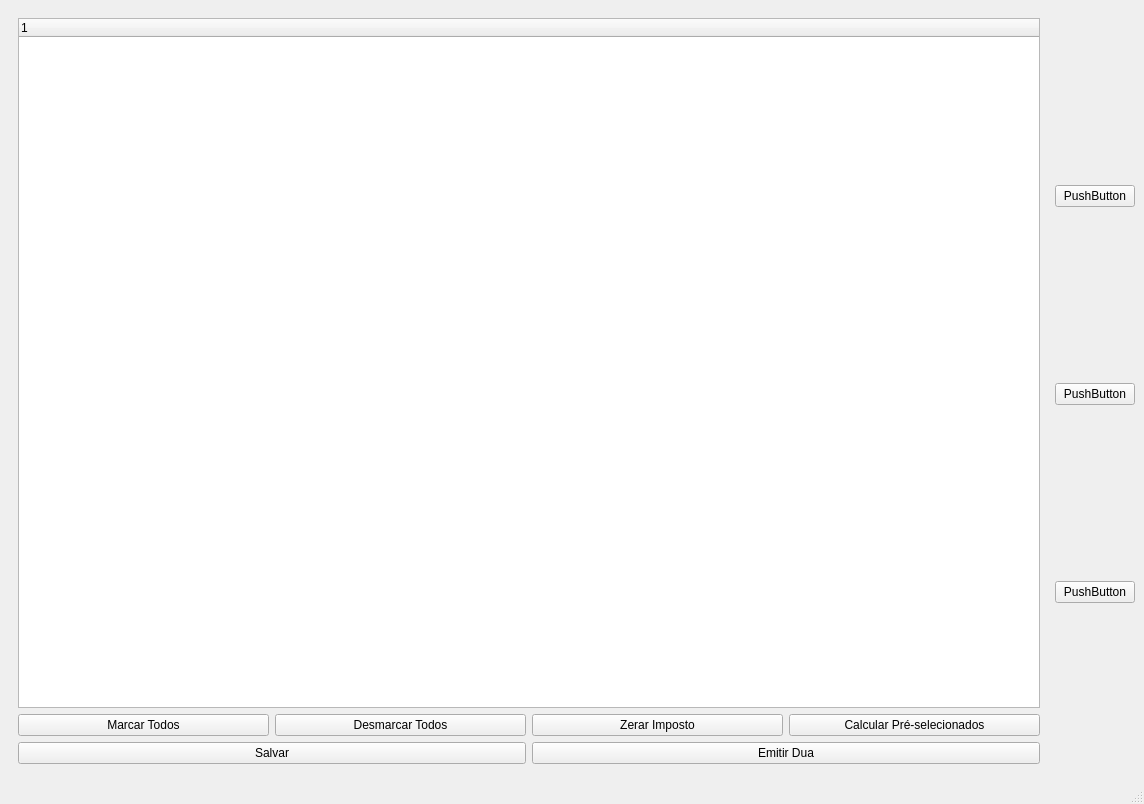
Above: untitled.ui from z9sb/DIFAL_ES before the change. Below: the same form after it.
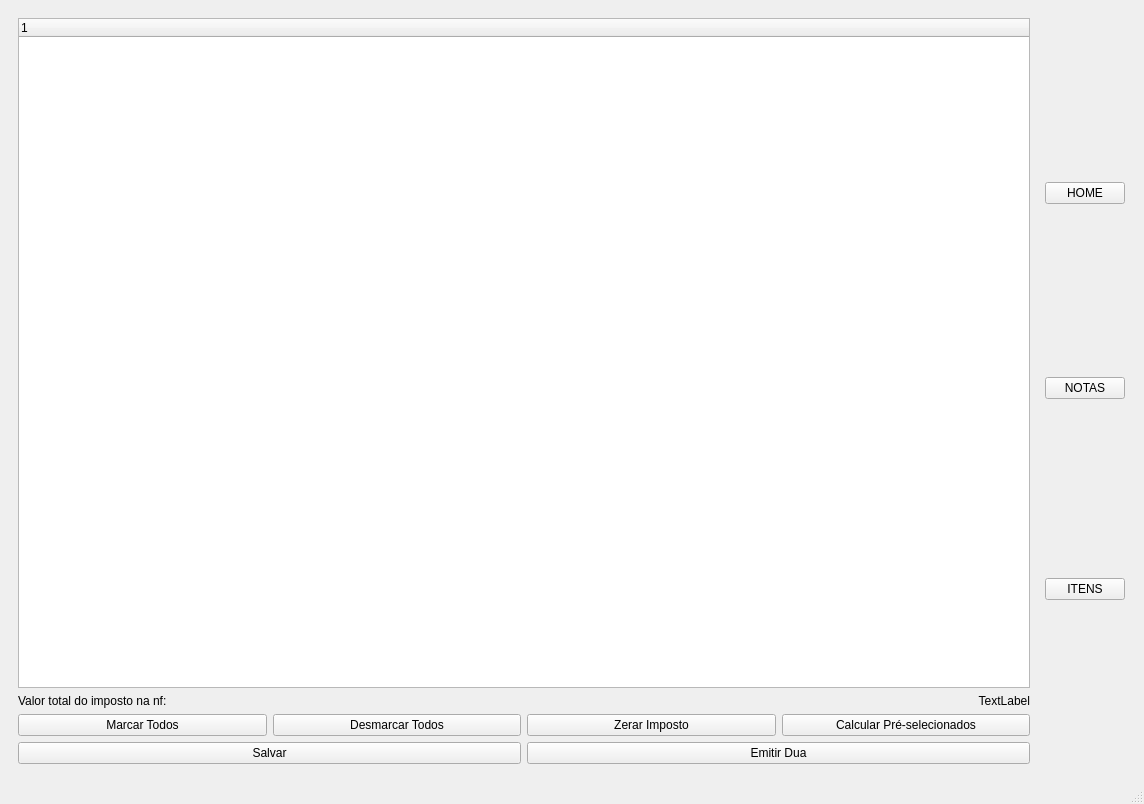
That is the form after the change.

Commit message: add 'Valor imposto'

Diff of the .ui file:
```diff
--- a/untitled.ui
+++ b/untitled.ui
@@ -15,48 +15,15 @@
   </property>
   <widget class="QWidget" name="centralwidget">
    <layout class="QGridLayout" name="gridLayout">
-    <item row="1" column="1">
-     <widget class="QPushButton" name="pushButton">
+    <item row="3" column="1">
+     <widget class="QPushButton" name="btn_notas">
       <property name="text">
-       <string>PushButton</string>
+       <string>NOTAS</string>
       </property>
      </widget>
     </item>
-    <item row="0" column="1">
-     <spacer name="verticalSpacer">
-      <property name="orientation">
-       <enum>Qt::Vertical</enum>
-      </property>
-      <property name="sizeHint" stdset="0">
-       <size>
-        <width>20</width>
-        <height>40</height>
-       </size>
-      </property>
-     </spacer>
-    </item>
-    <item row="4" column="1">
-     <spacer name="verticalSpacer_2">
-      <property name="orientation">
-       <enum>Qt::Vertical</enum>
-      </property>
-      <property name="sizeHint" stdset="0">
-       <size>
-        <width>20</width>
-        <height>40</height>
-       </size>
-      </property>
-     </spacer>
-    </item>
-    <item row="5" column="1">
-     <widget class="QPushButton" name="pushButton_2">
-      <property name="text">
-       <string>PushButton</string>
-      </property>
-     </widget>
-    </item>
-    <item row="6" column="1">
-     <spacer name="verticalSpacer_3">
+    <item row="2" column="1">
+     <spacer name="verticalSpacer_4">
       <property name="orientation">
        <enum>Qt::Vertical</enum>
       </property>
@@ -226,34 +193,6 @@
       </widget>
       <widget class="QWidget" name="table_itens">
        <layout class="QGridLayout" name="gridLayout_5">
-        <item row="1" column="0">
-         <widget class="QPushButton" name="pushButton_6">
-          <property name="text">
-           <string>Marcar Todos</string>
-          </property>
-         </widget>
-        </item>
-        <item row="2" column="0" colspan="2">
-         <widget class="QPushButton" name="pushButton_4">
-          <property name="text">
-           <string>Salvar</string>
-          </property>
-         </widget>
-        </item>
-        <item row="1" column="1">
-         <widget class="QPushButton" name="pushButton_7">
-          <property name="text">
-           <string>Desmarcar Todos</string>
-          </property>
-         </widget>
-        </item>
-        <item row="1" column="2">
-         <widget class="QPushButton" name="pushButton_8">
-          <property name="text">
-           <string>Zerar Imposto</string>
-          </property>
-         </widget>
-        </item>
         <item row="0" column="0" colspan="4">
          <widget class="QTreeWidget" name="itens">
           <attribute name="headerCascadingSectionResizes">
@@ -266,33 +205,78 @@
           </column>
          </widget>
         </item>
-        <item row="2" column="2" colspan="2">
-         <widget class="QPushButton" name="pushButton_5">
+        <item row="3" column="2" colspan="2">
+         <widget class="QPushButton" name="btn_itens_dua">
           <property name="text">
            <string>Emitir Dua</string>
           </property>
          </widget>
         </item>
-        <item row="1" column="3">
-         <widget class="QPushButton" name="pushButton_9">
+        <item row="2" column="3">
+         <widget class="QPushButton" name="btn_itens_cps">
           <property name="text">
            <string>Calcular Pré-selecionados</string>
           </property>
          </widget>
         </item>
+        <item row="2" column="0">
+         <widget class="QPushButton" name="btn_itens_mt">
+          <property name="text">
+           <string>Marcar Todos</string>
+          </property>
+         </widget>
+        </item>
+        <item row="2" column="2">
+         <widget class="QPushButton" name="btn_itens_zt">
+          <property name="text">
+           <string>Zerar Imposto</string>
+          </property>
+         </widget>
+        </item>
+        <item row="2" column="1">
+         <widget class="QPushButton" name="btn_itens_dt">
+          <property name="text">
+           <string>Desmarcar Todos</string>
+          </property>
+         </widget>
+        </item>
+        <item row="3" column="0" colspan="2">
+         <widget class="QPushButton" name="btn_itens_salvar">
+          <property name="text">
+           <string>Salvar</string>
+          </property>
+         </widget>
+        </item>
+        <item row="1" column="0">
+         <widget class="QLabel" name="label_itens_text_imposto">
+          <property name="text">
+           <string>Valor total do imposto na nf:</string>
+          </property>
+         </widget>
+        </item>
+        <item row="1" column="1" colspan="3">
+         <widget class="QLabel" name="label_itens_imposto">
+          <property name="text">
+           <string>TextLabel</string>
+          </property>
+          <property name="alignment">
+           <set>Qt::AlignRight|Qt::AlignTrailing|Qt::AlignVCenter</set>
+          </property>
+         </widget>
+        </item>
        </layout>
       </widget>
      </widget>
     </item>
-    <item row="3" column="1">
-     <widget class="QPushButton" name="pushButton_3">
+    <item row="1" column="1">
+     <widget class="QPushButton" name="btn_empresas">
       <property name="text">
-       <string>PushButton</string>
+       <string>HOME</string>
       </property>
      </widget>
     </item>
-    <item row="2" column="1">
-     <spacer name="verticalSpacer_4">
+    <item row="0" column="1">
+     <spacer name="verticalSpacer">
       <property name="orientation">
        <enum>Qt::Vertical</enum>
       </property>
@@ -304,6 +288,55 @@
       </property>
      </spacer>
     </item>
+    <item row="5" column="1">
+     <widget class="QPushButton" name="btn_itens">
+      <property name="text">
+       <string>ITENS</string>
+      </property>
+     </widget>
+    </item>
+    <item row="4" column="1">
+     <spacer name="verticalSpacer_2">
+      <property name="orientation">
+       <enum>Qt::Vertical</enum>
+      </property>
+      <property name="sizeHint" stdset="0">
+       <size>
+        <width>20</width>
+        <height>40</height>
+       </size>
+      </property>
+     </spacer>
+    </item>
+    <item row="6" column="1">
+     <spacer name="verticalSpacer_3">
+      <property name="orientation">
+       <enum>Qt::Vertical</enum>
+      </property>
+      <property name="sizeHint" stdset="0">
+       <size>
+        <width>20</width>
+        <height>40</height>
+       </size>
+      </property>
+     </spacer>
+    </item>
+    <item row="2" column="2">
+     <spacer name="horizontalSpacer_4">
+      <property name="orientation">
+       <enum>Qt::Horizontal</enum>
+      </property>
+      <property name="sizeType">
+       <enum>QSizePolicy::Fixed</enum>
+      </property>
+      <property name="sizeHint" stdset="0">
+       <size>
+        <width>10</width>
+        <height>10</height>
+       </size>
+      </property>
+     </spacer>
+    </item>
    </layout>
   </widget>
   <widget class="QMenuBar" name="menubar">
```
The commit also changes 3 other files.
